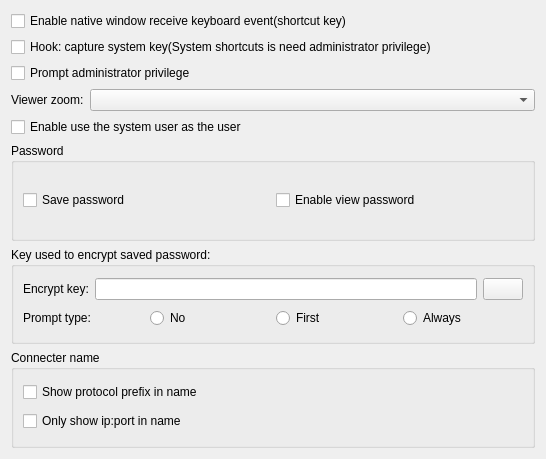
First picture: the form in Client/FrmParameterClient.ui, repository KangLin/RabbitRemoteControl, before the edit.
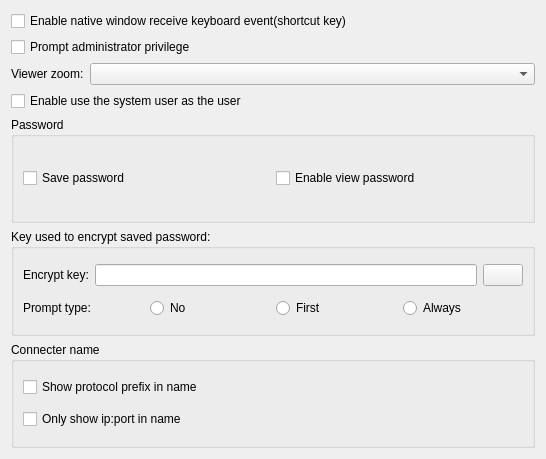
Second picture: the form after the edit. Icons and pictures are not drawn.

Commit message: Client: modify hook

```diff
--- a/Client/FrmParameterClient.ui
+++ b/Client/FrmParameterClient.ui
@@ -14,7 +14,78 @@
    <string>Client</string>
   </property>
   <layout class="QGridLayout" name="gridLayout">
+   <item row="0" column="0">
+    <widget class="QCheckBox" name="cbNativeWindowReceiveKeyboard">
+     <property name="text">
+      <string>Enable native window receive keyboard event(shortcut key)</string>
+     </property>
+    </widget>
+   </item>
+   <item row="3" column="0">
+    <widget class="QCheckBox" name="cbEnableUserName">
+     <property name="text">
+      <string>Enable use the system user as the user</string>
+     </property>
+    </widget>
+   </item>
+   <item row="2" column="0">
+    <layout class="QHBoxLayout" name="horizontalLayout">
+     <item>
+      <widget class="QLabel" name="label">
+       <property name="sizePolicy">
+        <sizepolicy hsizetype="Preferred" vsizetype="Preferred">
+         <horstretch>0</horstretch>
+         <verstretch>0</verstretch>
+        </sizepolicy>
+       </property>
+       <property name="text">
+        <string>Viewer zoom:</string>
+       </property>
+      </widget>
+     </item>
+     <item>
+      <widget class="QComboBox" name="cbViewZoom">
+       <property name="sizePolicy">
+        <sizepolicy hsizetype="Expanding" vsizetype="Fixed">
+         <horstretch>0</horstretch>
+         <verstretch>0</verstretch>
+        </sizepolicy>
+       </property>
+      </widget>
+     </item>
+    </layout>
+   </item>
+   <item row="1" column="0">
+    <widget class="QCheckBox" name="cbPromptAdminPrivilege">
+     <property name="text">
+      <string>Prompt administrator privilege</string>
+     </property>
+    </widget>
+   </item>
    <item row="6" column="0">
+    <widget class="QGroupBox" name="groupBox_2">
+     <property name="title">
+      <string>Connecter name</string>
+     </property>
+     <layout class="QGridLayout" name="gridLayout_4">
+      <item row="0" column="0">
+       <widget class="QCheckBox" name="cbShowPrefix">
+        <property name="text">
+         <string>Show protocol prefix in name</string>
+        </property>
+       </widget>
+      </item>
+      <item row="1" column="0">
+       <widget class="QCheckBox" name="cbShowIPPort">
+        <property name="text">
+         <string>Only show ip:port in name</string>
+        </property>
+       </widget>
+      </item>
+     </layout>
+    </widget>
+   </item>
+   <item row="5" column="0">
     <widget class="QGroupBox" name="groupBox_3">
      <property name="title">
       <string>Key used to encrypt saved password:</string>
@@ -110,7 +181,7 @@
      </layout>
     </widget>
    </item>
-   <item row="5" column="0">
+   <item row="4" column="0">
     <widget class="QGroupBox" name="groupBox">
      <property name="title">
       <string>Password</string>
@@ -137,84 +208,6 @@
      </layout>
     </widget>
    </item>
-   <item row="4" column="0">
-    <widget class="QCheckBox" name="cbEnableUserName">
-     <property name="text">
-      <string>Enable use the system user as the user</string>
-     </property>
-    </widget>
-   </item>
-   <item row="1" column="0">
-    <widget class="QCheckBox" name="cbHookKeyboard">
-     <property name="text">
-      <string>Hook: capture system key(System shortcuts is need administrator privilege)</string>
-     </property>
-    </widget>
-   </item>
-   <item row="3" column="0">
-    <layout class="QHBoxLayout" name="horizontalLayout">
-     <item>
-      <widget class="QLabel" name="label">
-       <property name="sizePolicy">
-        <sizepolicy hsizetype="Preferred" vsizetype="Preferred">
-         <horstretch>0</horstretch>
-         <verstretch>0</verstretch>
-        </sizepolicy>
-       </property>
-       <property name="text">
-        <string>Viewer zoom:</string>
-       </property>
-      </widget>
-     </item>
-     <item>
-      <widget class="QComboBox" name="cbViewZoom">
-       <property name="sizePolicy">
-        <sizepolicy hsizetype="Expanding" vsizetype="Fixed">
-         <horstretch>0</horstretch>
-         <verstretch>0</verstretch>
-        </sizepolicy>
-       </property>
-      </widget>
-     </item>
-    </layout>
-   </item>
-   <item row="2" column="0">
-    <widget class="QCheckBox" name="cbPromptAdminPrivilege">
-     <property name="text">
-      <string>Prompt administrator privilege</string>
-     </property>
-    </widget>
-   </item>
-   <item row="7" column="0">
-    <widget class="QGroupBox" name="groupBox_2">
-     <property name="title">
-      <string>Connecter name</string>
-     </property>
-     <layout class="QGridLayout" name="gridLayout_4">
-      <item row="0" column="0">
-       <widget class="QCheckBox" name="cbShowPrefix">
-        <property name="text">
-         <string>Show protocol prefix in name</string>
-        </property>
-       </widget>
-      </item>
-      <item row="1" column="0">
-       <widget class="QCheckBox" name="cbShowIPPort">
-        <property name="text">
-         <string>Only show ip:port in name</string>
-        </property>
-       </widget>
-      </item>
-     </layout>
-    </widget>
-   </item>
-   <item row="0" column="0">
-    <widget class="QCheckBox" name="cbNativeWindowReceiveKeyboard">
-     <property name="text">
-      <string>Enable native window receive keyboard event(shortcut key)</string>
-     </property>
-    </widget>
-   </item>
   </layout>
  </widget>
  <tabstops>
```
Left out of the diff: 1 changed line with no effect on the pictures. The commit also changes 15 other files.
